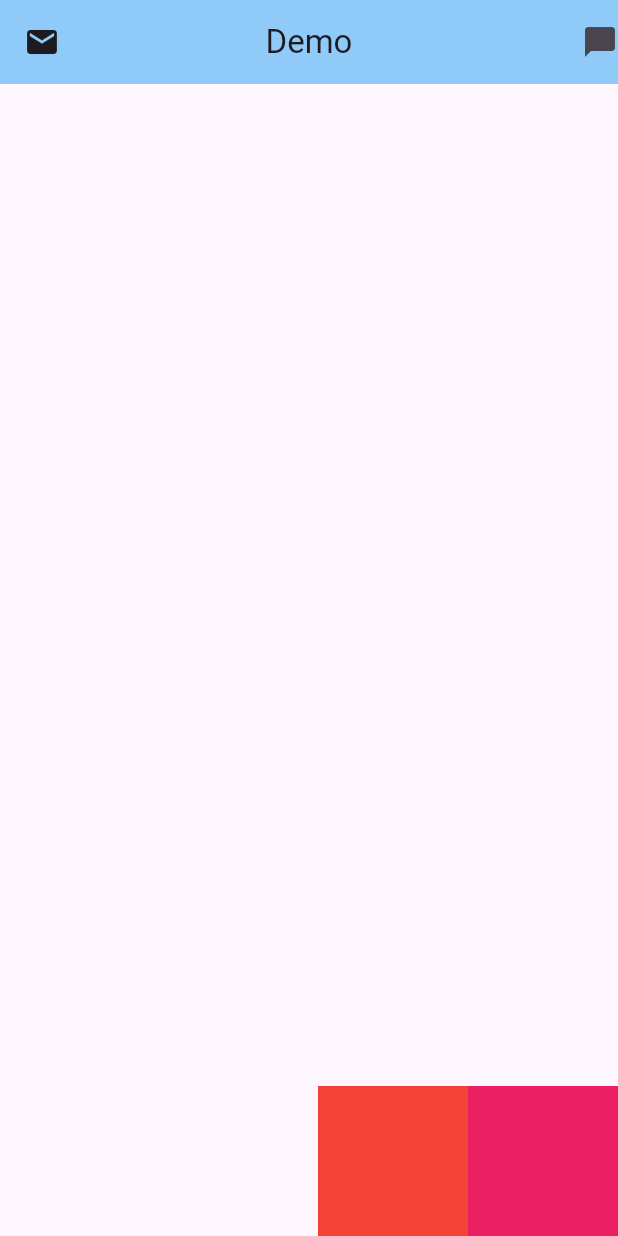
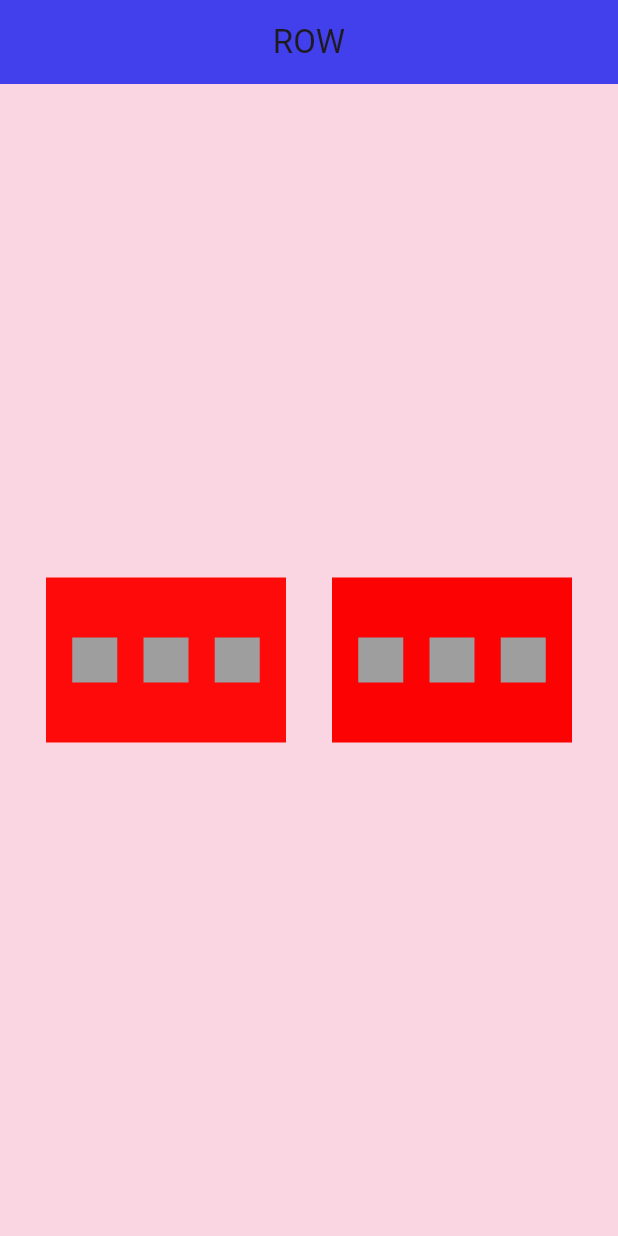
Before and after one commit to Dhanashri47/CodeX_Flutter, a Flutter app: the screen it shows after launch, on a phone screen of 412 x 824 dp. Run offline on Flutter 3.47's test engine with Material 3 defaults, Android fonts, the phone set to English and light mode, and no system bars.

Commit message:
flutter practical

```diff
--- /dev/null
+++ b/practical2/lib/Assignment6.dart
@@ -0,0 +1,86 @@
+import 'package:flutter/material.dart';
+
+class Assignment6 extends StatelessWidget {
+  const Assignment6({super.key});
+
+  @override
+  Widget build(BuildContext context) {
+    return  Scaffold(
+      appBar: AppBar(
+        centerTitle: true,
+        backgroundColor: Color.fromARGB(255, 66, 63, 237),
+        title: Text("ROW"),
+      ),
+      body: Container(
+        color: Color.fromARGB(255, 250, 214, 226),
+      child: Center(
+        child: Row(
+          mainAxisAlignment: MainAxisAlignment.spaceEvenly,
+          children:
+          [
+            Container(
+              height: 110,
+              width: 160,
+              color: Color.fromARGB(255, 254, 10, 10),
+              child:Row(
+                mainAxisAlignment: MainAxisAlignment.spaceEvenly,
+                children:
+                [
+                  Container(
+              color: Colors.grey,
+              height: 30,
+              width: 30,
+            ),
+            Container(
+              color: Colors.grey,
+              height: 30,
+              width: 30,
+            ),
+            Container(
+              color: Colors.grey,
+              height: 30,
+              width: 30,
+            )
+
+            ],)
+
+              ),
+          Container(
+              height: 110,
+              width: 160,
+              color: Color.fromARGB(255, 252, 2, 2),
+              child:Row(
+                mainAxisAlignment: MainAxisAlignment.spaceEvenly,
+                children:
+                [
+                  Container(
+              color: Colors.grey,
+              height: 30,
+              width: 30,
+            ),
+            Container(
+              color: Colors.grey,
+              height: 30,
+              width: 30,
+            ),
+            Container(
+              color: Colors.grey,
+              height: 30,
+              width: 30,
+            )
+
+            ],)
+
+              ),
+
+
+          ],),
+
+
+      ),
+
+      ),
+    );
+
+  }
+}
--- a/practical2/lib/main.dart
+++ b/practical2/lib/main.dart
@@ -1,7 +1,8 @@
 import 'package:flutter/material.dart';
 
 
-import 'package:practical2/Assignment4.dart';
+
+import 'package:practical2/Assignment6.dart';
 
 void main() {
   runApp(const MyApp());
@@ -15,7 +16,7 @@ class MyApp extends StatelessWidget {
   Widget build(BuildContext context) {
     return MaterialApp(
       debugShowCheckedModeBanner: false,
-      home:Assignment4()
+      home:Assignment6()
 
     );
   }
```
Also changed, not shown: practical2/lib/Assignment5.dart (added, +51 -0 lines).
